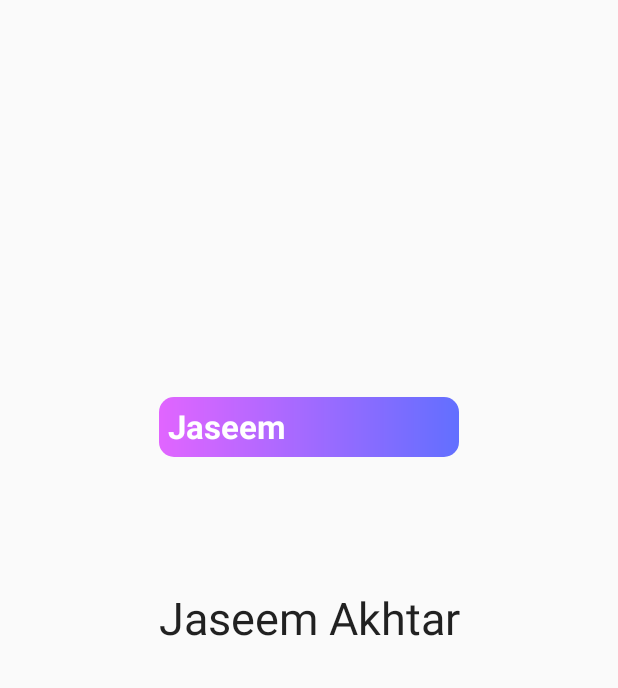
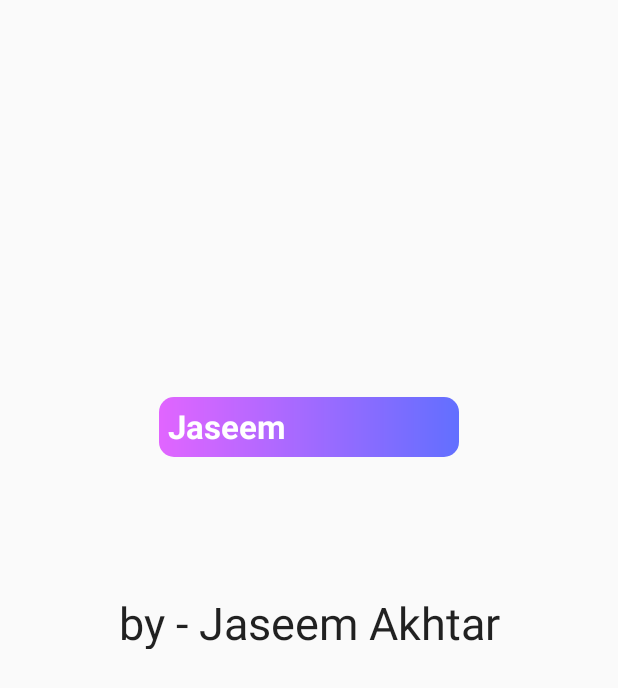
Before and after one commit to Jaseemakhtar/MarqueeTextView, an Android app: the layout activity_main.xml on its own in the app's theme, with its tools: preview values and no code run, on a phone screen of 412 x 824 dp. Shown: the top 688 px of the screen. Run offline under Robolectric (Android 15) with nearby library versions, the phone set to English and light mode, and no system bars.

Commit message:
Resolve increasing height when text increase.

```diff
--- a/app/src/main/java/com/jsync/qmarqueetextview/MarqueeTextView.kt
+++ b/app/src/main/java/com/jsync/qmarqueetextview/MarqueeTextView.kt
@@ -36,6 +36,7 @@ constructor(
 
     init {
         val typedArray = context.obtainStyledAttributes(attributeSet, R.styleable.MarqueeTextView)
+        isSingleLine = true
         textX = paddingLeft.toFloat()
         textHeight = getTextHeight(text.toString())
         textWidth = getTextWidth(text.toString())
--- a/app/src/main/res/layout/activity_main.xml
+++ b/app/src/main/res/layout/activity_main.xml
@@ -27,7 +27,7 @@
         android:id="@+id/bottomMarquee"
         android:layout_width="wrap_content"
         android:layout_height="wrap_content"
-        android:text="Jaseem Akhtar"
+        android:text="by - Jaseem Akhtar"
         android:textSize="30sp"
         app:marqueeDelay="2000"
         app:layout_constraintBottom_toBottomOf="parent"
```
Also changed, not shown: 1 other file.
